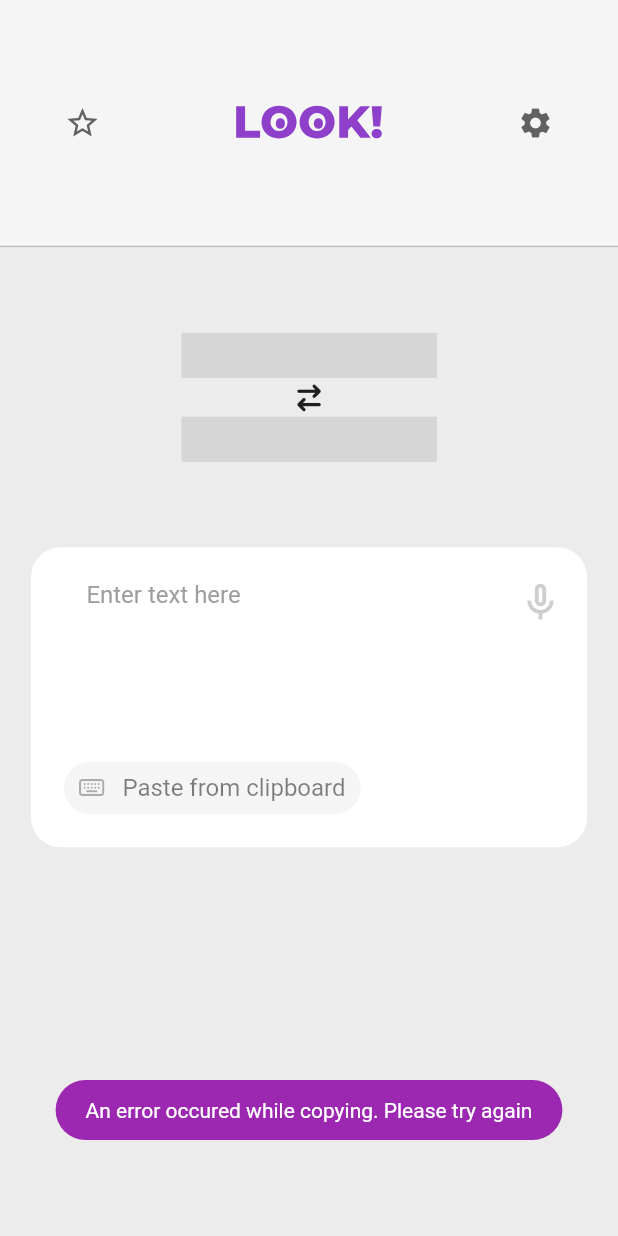
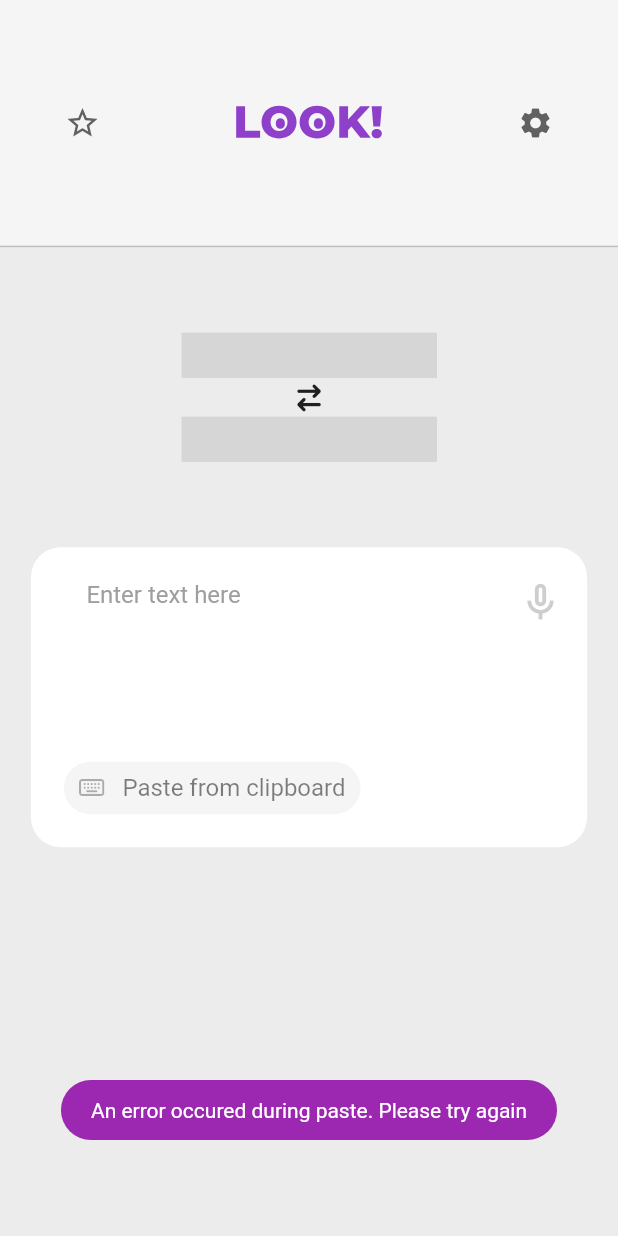
Before and after one commit to maykhid/word_translator, a Flutter app: the screen it shows after launch, after a tap on "Paste from clipboard", on a phone screen of 412 x 824 dp. Run offline on Flutter 3.47's test engine with Material 2 defaults, Android fonts, the phone set to English and light mode, and no system bars; our stand-ins replace bloc, dartz, data_connection_checker, equatable, flutter_bloc, flutter_svg and 3 more; missing offline and left inert: clipboard, textfield_search; grey boxes are pictures that could not be loaded.

Commit message:
refactored clip, fixed error message for paste

```diff
--- a/lib/core/util/clipboard_util.dart
+++ b/lib/core/util/clipboard_util.dart
@@ -3,17 +3,17 @@ import 'package:clipboard/clipboard.dart';
 class Clip {
   // copy
   static Future<void> copy(String? text, {Function? callBack, Function? onErrorCallback}) async {
-    return FlutterClipboard.copy(text!).then((_) {
-      callBack!(text);
-    }).onError((error, stackTrace) => onErrorCallback!());
+    return FlutterClipboard.copy(text!).then((_)
+      => callBack!(text),
+    ).onError((error, stackTrace) => onErrorCallback!());
   }
 
   // paste
   static Future<void> paste({Function? callback, Function? onErrorCallback}) async {
-    return FlutterClipboard.paste().then((_) {
-      callback!(_);
+    return FlutterClipboard.paste().then((_)
+      => callback!(_),
       // return _;
-    }).onError((error, stackTrace) => onErrorCallback!());
+    ).onError((error, stackTrace) => onErrorCallback!());
   }
   // print('Pasted!')
 }
--- a/lib/features/translator_app/presentation/widgets/search_container.dart
+++ b/lib/features/translator_app/presentation/widgets/search_container.dart
@@ -143,7 +143,7 @@ class _SearchContainerState extends State<SearchContainer> {
       _textEditingController.text += state.text!;
       Notifiers.showToast('Pasted successfully');
     } else {
-      Notifiers.showToast('An error occured while copying. Please try again');
+      Notifiers.showToast('An error occured during paste. Please try again');
     }
   }
 }
```
